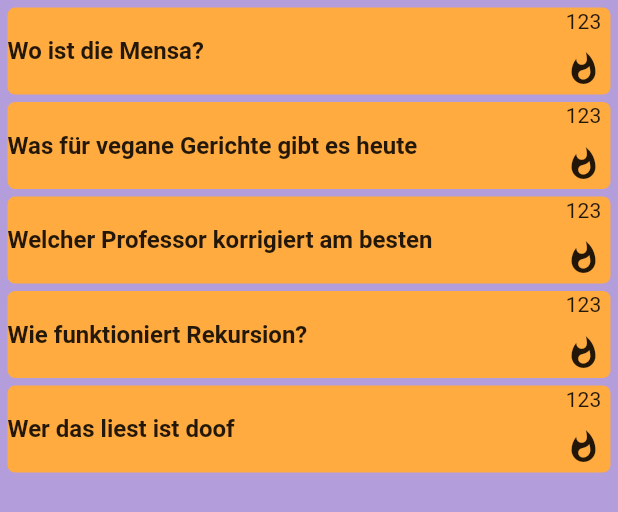
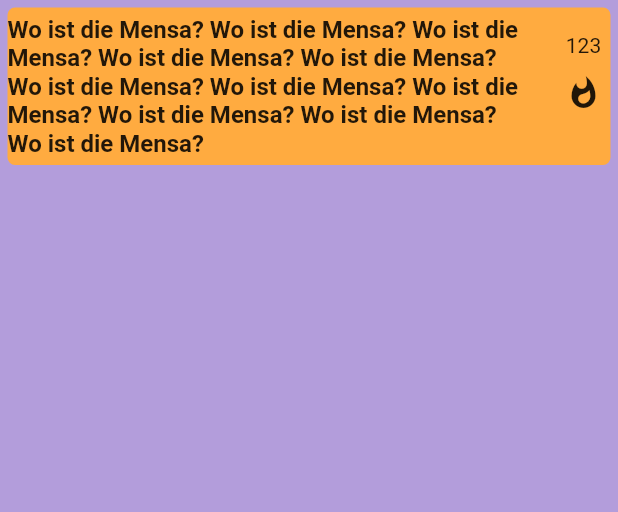
Before and after one commit to JapanNeinpan/mentor-chatbot, a Flutter app: the CommunityScreen widget shown alone on an empty page, opened directly, on a phone screen of 412 x 824 dp. Shown: the top 512 px of the screen. Run offline on Flutter 3.47's test engine with Material 2 defaults, Android fonts, the phone set to English and light mode, and no system bars; our stand-ins replace bubble.

Commit message:
Update community_screen.dart

```diff
--- a/lib/screens/community_screen.dart
+++ b/lib/screens/community_screen.dart
@@ -11,19 +11,9 @@ class CommunityScreen extends StatefulWidget {
 class CommunityScreenState extends State<CommunityScreen> {
   final List<QuestionCard> _questions = <QuestionCard>[
     new QuestionCard(
-      question: "Wo ist die Mensa?",
-    ),
-    new QuestionCard(
-      question: "Was für vegane Gerichte gibt es heute",
-    ),
-    new QuestionCard(
-      question: "Welcher Professor korrigiert am besten",
-    ),
-    new QuestionCard(
-      question: "Wie funktioniert Rekursion?",
-    ),
-    new QuestionCard(
-      question: "Wer das liest ist doof",
+      question:
+          "Wo ist die Mensa? Wo ist die Mensa? Wo ist die Mensa? Wo ist die Mensa? Wo ist die Mensa? Wo ist die Mensa? Wo ist die Mensa? Wo ist die Mensa? Wo ist die Mensa? Wo ist die Mensa? Wo ist die Mensa?",
+      questionDetails: "Ich weiß nicht wo lang",
     ),
   ];
 
```
